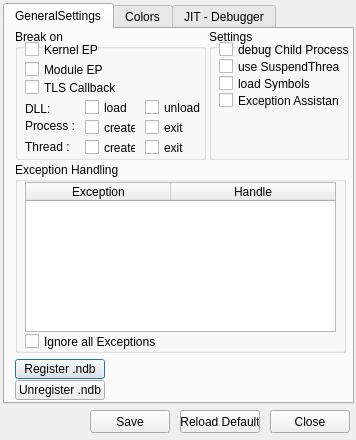
Qt form qtNanomite/qtDLGOption.ui (zer0fl4g/Nanomite) before a commit.
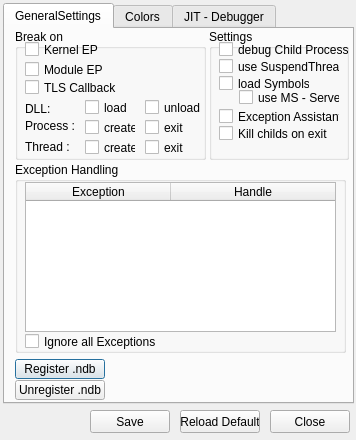
The same form after that commit. Icons and pictures are not drawn.

Commit message: fixed a bug which made patching jumps impossible added option for "DebugSetProcessKillOnExit" added option to load symbols from ms servers

```diff
--- a/qtNanomite/qtDLGOption.ui
+++ b/qtNanomite/qtDLGOption.ui
@@ -435,7 +435,7 @@
       <property name="geometry">
        <rect>
         <x>10</x>
-        <y>63</y>
+        <y>79</y>
         <width>121</width>
         <height>17</height>
        </rect>
@@ -450,6 +450,44 @@
        <string>Exception Assistant</string>
       </property>
      </widget>
+     <widget class="QCheckBox" name="cbMSSym">
+      <property name="geometry">
+       <rect>
+        <x>30</x>
+        <y>60</y>
+        <width>101</width>
+        <height>17</height>
+       </rect>
+      </property>
+      <property name="sizePolicy">
+       <sizepolicy hsizetype="Fixed" vsizetype="Fixed">
+        <horstretch>0</horstretch>
+        <verstretch>0</verstretch>
+       </sizepolicy>
+      </property>
+      <property name="text">
+       <string>use MS - Server</string>
+      </property>
+     </widget>
+     <widget class="QCheckBox" name="cbKillOnExit">
+      <property name="geometry">
+       <rect>
+        <x>10</x>
+        <y>96</y>
+        <width>121</width>
+        <height>17</height>
+       </rect>
+      </property>
+      <property name="sizePolicy">
+       <sizepolicy hsizetype="Fixed" vsizetype="Fixed">
+        <horstretch>0</horstretch>
+        <verstretch>0</verstretch>
+       </sizepolicy>
+      </property>
+      <property name="text">
+       <string>Kill childs on exit</string>
+      </property>
+     </widget>
     </widget>
     <widget class="QPushButton" name="bpRegisterNDB">
      <property name="geometry">
```
The commit also changes 11 other files.
